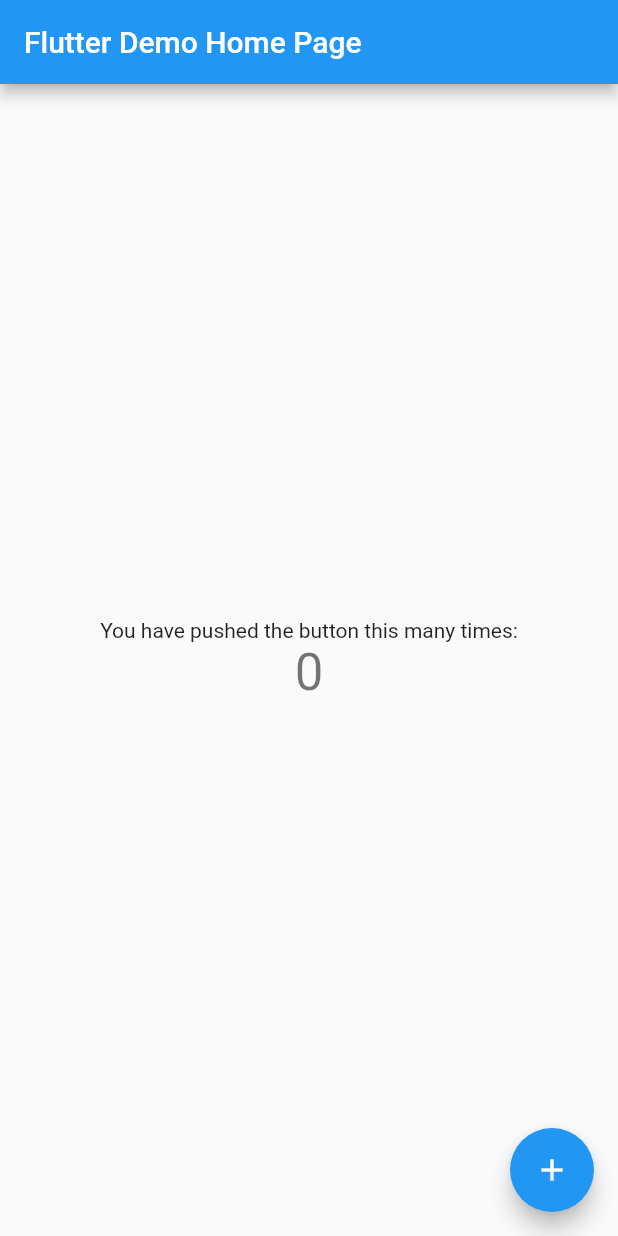
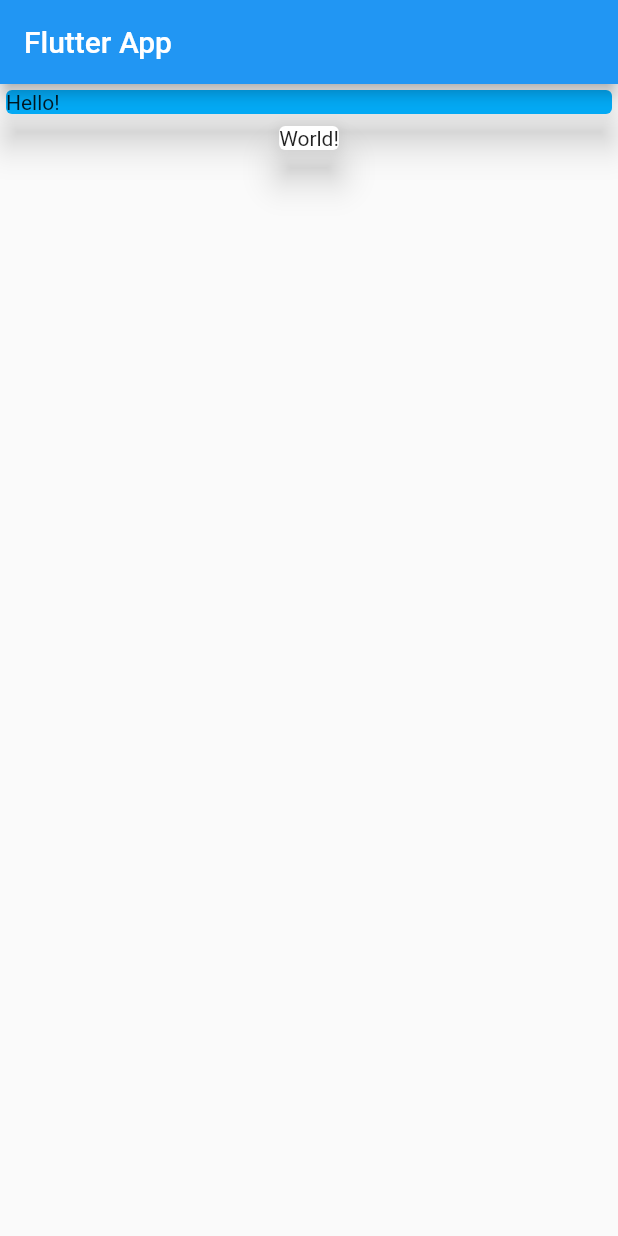
Before and after one commit to agungsepruloh/flutter_expenses_app, a Flutter app: the screen it shows after launch, on a phone screen of 412 x 824 dp. Run offline on Flutter 3.47's test engine with Material 2 defaults, Android fonts, the phone set to English and light mode, and no system bars.

Commit message:
4. Combining Widgets

```diff
--- a/lib/main.dart
+++ b/lib/main.dart
@@ -3,109 +3,38 @@ import 'package:flutter/material.dart';
 void main() => runApp(MyApp());
 
 class MyApp extends StatelessWidget {
-  // This widget is the root of your application.
   @override
   Widget build(BuildContext context) {
     return MaterialApp(
-      title: 'Flutter Demo',
-      theme: ThemeData(
-        // This is the theme of your application.
-        //
-        // Try running your application with "flutter run". You'll see the
-        // application has a blue toolbar. Then, without quitting the app, try
-        // changing the primarySwatch below to Colors.green and then invoke
-        // "hot reload" (press "r" in the console where you ran "flutter run",
-        // or simply save your changes to "hot reload" in a Flutter IDE).
-        // Notice that the counter didn't reset back to zero; the application
-        // is not restarted.
-        primarySwatch: Colors.blue,
-      ),
-      home: MyHomePage(title: 'Flutter Demo Home Page'),
+      title: 'Flutter App',
+      home: MyHomePage(),
     );
   }
 }
 
-class MyHomePage extends StatefulWidget {
-  MyHomePage({Key key, this.title}) : super(key: key);
-
-  // This widget is the home page of your application. It is stateful, meaning
-  // that it has a State object (defined below) that contains fields that affect
-  // how it looks.
-
-  // This class is the configuration for the state. It holds the values (in this
-  // case the title) provided by the parent (in this case the App widget) and
-  // used by the build method of the State. Fields in a Widget subclass are
-  // always marked "final".
-
-  final String title;
-
-  @override
-  _MyHomePageState createState() => _MyHomePageState();
-}
-
-class _MyHomePageState extends State<MyHomePage> {
-  int _counter = 0;
-
-  void _incrementCounter() {
-    setState(() {
-      // This call to setState tells the Flutter framework that something has
-      // changed in this State, which causes it to rerun the build method below
-      // so that the display can reflect the updated values. If we changed
-      // _counter without calling setState(), then the build method would not be
-      // called again, and so nothing would appear to happen.
-      _counter++;
-    });
-  }
-
+class MyHomePage extends StatelessWidget {
   @override
   Widget build(BuildContext context) {
-    // This method is rerun every time setState is called, for instance as done
-    // by the _incrementCounter method above.
-    //
-    // The Flutter framework has been optimized to make rerunning build methods
-    // fast, so that you can just rebuild anything that needs updating rather
-    // than having to individually change instances of widgets.
     return Scaffold(
       appBar: AppBar(
-        // Here we take the value from the MyHomePage object that was created by
-        // the App.build method, and use it to set our appbar title.
-        title: Text(widget.title),
+        title: Text('Flutter App'),
       ),
-      body: Center(
-        // Center is a layout widget. It takes a single child and positions it
-        // in the middle of the parent.
-        child: Column(
-          // Column is also a layout widget. It takes a list of children and
-          // arranges them vertically. By default, it sizes itself to fit its
-          // children horizontally, and tries to be as tall as its parent.
-          //
-          // Invoke "debug painting" (press "p" in the console, choose the
-          // "Toggle Debug Paint" action from the Flutter Inspector in Android
-          // Studio, or the "Toggle Debug Paint" command in Visual Studio Code)
-          // to see the wireframe for each widget.
-          //
-          // Column has various properties to control how it sizes itself and
-          // how it positions its children. Here we use mainAxisAlignment to
-          // center the children vertically; the main axis here is the vertical
-          // axis because Columns are vertical (the cross axis would be
-          // horizontal).
-          mainAxisAlignment: MainAxisAlignment.center,
-          children: <Widget>[
-            Text(
-              'You have pushed the button this many times:',
+      body: Column(
+        children: <Widget>[
+          Container(
+            width: double.infinity,
+            child: Card(
+              color: Colors.lightBlue,
+              child: Text('Hello!'),
+              elevation: 10,
             ),
-            Text(
-              '$_counter',
-              style: Theme.of(context).textTheme.display1,
-            ),
-          ],
-        ),
+          ),
+          Card(
+            child: Text('World!'),
+            elevation: 10, // elevation is for drop shadow
+          )
+        ],
       ),
-      floatingActionButton: FloatingActionButton(
-        onPressed: _incrementCounter,
-        tooltip: 'Increment',
-        child: Icon(Icons.add),
-      ), // This trailing comma makes auto-formatting nicer for build methods.
     );
   }
 }
```
